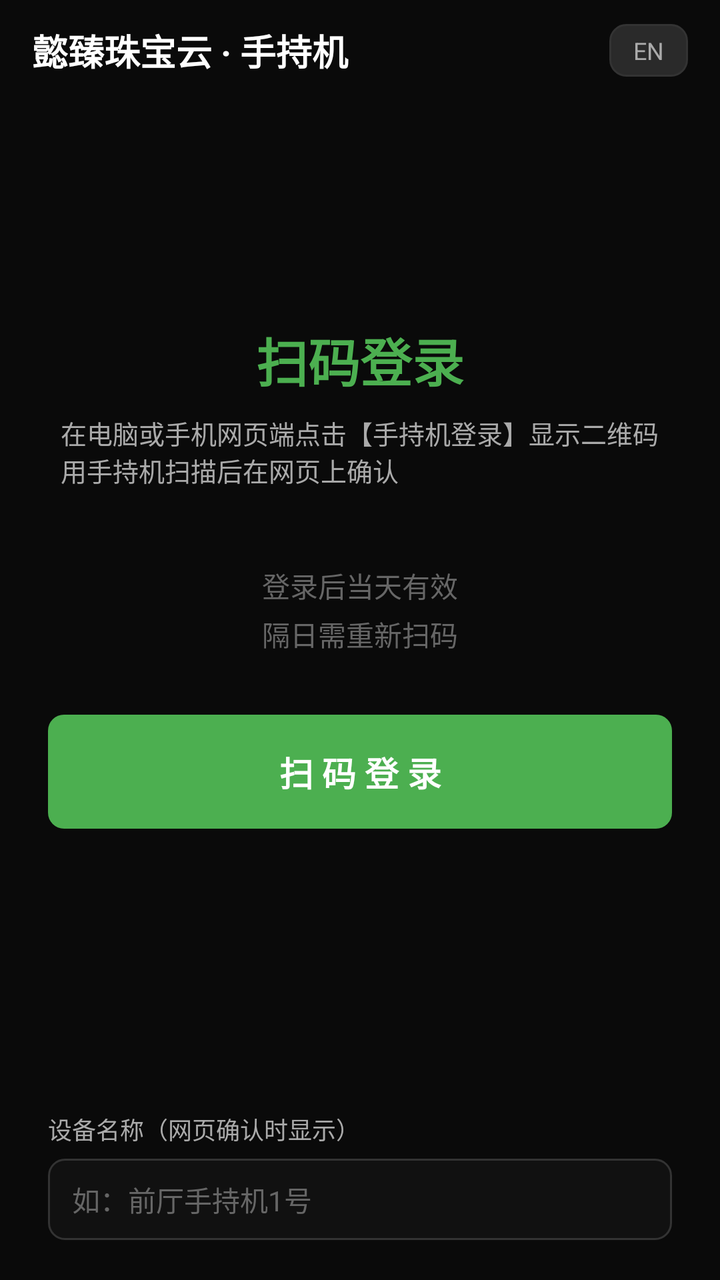
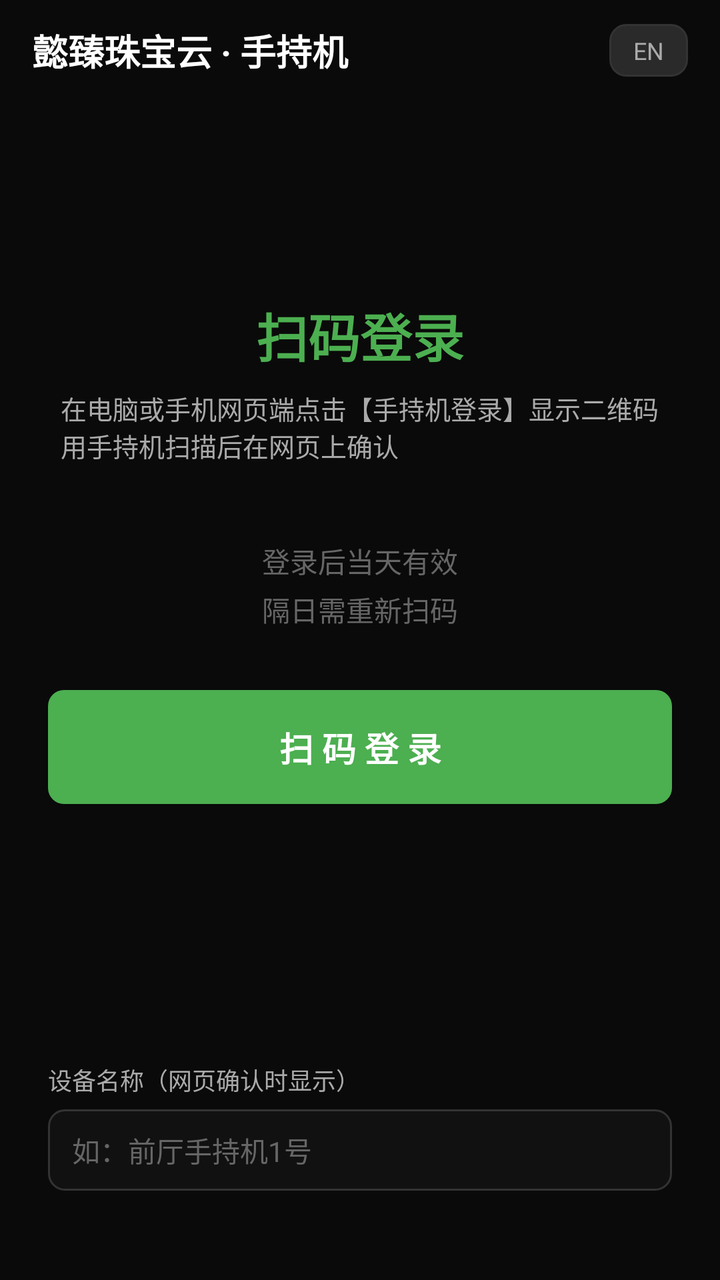

The first picture is an Android layout as it rendered before a commit; the second is the same layout after the commit. The layout source and the unified diff follow.
<!-- AndroidManifest.xml: application theme Theme.Rfid -->
<!-- res/layout/activity_login.xml -->
<?xml version="1.0" encoding="utf-8"?>
<LinearLayout xmlns:android="http://schemas.android.com/apk/res/android"
    android:layout_width="match_parent"
    android:layout_height="match_parent"
    android:orientation="vertical"
    android:background="@color/bg"
    android:fitsSystemWindows="true">

    <LinearLayout
        android:layout_width="match_parent"
        android:layout_height="wrap_content"
        android:orientation="horizontal"
        android:gravity="center_vertical"
        android:paddingHorizontal="16dp"
        android:paddingVertical="12dp">

        <TextView
            android:layout_width="0dp"
            android:layout_height="wrap_content"
            android:layout_weight="1"
            android:text="@string/app_title"
            android:textColor="@color/text_primary"
            android:textSize="18sp"
            android:textStyle="bold" />

        <TextView
            android:id="@+id/btnLang"
            android:layout_width="wrap_content"
            android:layout_height="wrap_content"
            android:background="@drawable/bg_btn_dark"
            android:paddingHorizontal="12dp"
            android:paddingVertical="5dp"
            android:text="@string/lang_switch"
            android:textColor="@color/text_secondary"
            android:textSize="12sp" />
    </LinearLayout>

    <LinearLayout
        android:layout_width="match_parent"
        android:layout_height="0dp"
        android:layout_weight="1"
        android:orientation="vertical"
        android:gravity="center"
        android:paddingHorizontal="24dp">

        <TextView
            android:layout_width="wrap_content"
            android:layout_height="wrap_content"
            android:text="@string/login_title"
            android:textColor="@color/green"
            android:textSize="26sp"
            android:textStyle="bold" />

        <TextView
            android:layout_width="wrap_content"
            android:layout_height="wrap_content"
            android:layout_marginTop="8dp"
            android:text="@string/login_sub"
            android:textColor="@color/text_secondary"
            android:textSize="13sp" />

        <TextView
            android:id="@+id/tvLoginStatus"
            android:layout_width="match_parent"
            android:layout_height="wrap_content"
            android:layout_marginTop="28dp"
            android:gravity="center"
            android:text="@string/login_status_idle"
            android:textColor="@color/text_hint"
            android:textSize="14sp"
            android:lineSpacingExtra="4dp"
            android:minLines="3" />

        <TextView
            android:id="@+id/btnScanLogin"
            android:layout_width="match_parent"
            android:layout_height="wrap_content"
            android:layout_marginTop="20dp"
            android:background="@drawable/bg_btn_green"
            android:gravity="center"
            android:paddingVertical="16dp"
            android:text="@string/login_scan_btn"
            android:textColor="#FFFFFF"
            android:textSize="17sp"
            android:textStyle="bold" />

        <TextView
            android:id="@+id/tvServer"
            android:layout_width="match_parent"
            android:layout_height="wrap_content"
            android:layout_marginTop="16dp"
            android:gravity="center"
            android:textColor="@color/text_hint"
            android:textSize="11sp" />
    </LinearLayout>

    <LinearLayout
        android:layout_width="match_parent"
        android:layout_height="wrap_content"
        android:orientation="vertical"
        android:paddingHorizontal="24dp"
        android:paddingBottom="20dp">

        <TextView
            android:layout_width="wrap_content"
            android:layout_height="wrap_content"
            android:text="@string/login_device_name"
            android:textColor="@color/text_secondary"
            android:textSize="12sp" />

        <EditText
            android:id="@+id/etDeviceName"
            android:layout_width="match_parent"
            android:layout_height="wrap_content"
            android:layout_marginTop="6dp"
            android:background="@drawable/bg_input"
            android:hint="@string/login_device_name_hint"
            android:inputType="text"
            android:maxLength="24"
            android:paddingHorizontal="12dp"
            android:paddingVertical="10dp"
            android:singleLine="true"
            android:textColor="@color/text_primary"
            android:textColorHint="@color/text_hint"
            android:textSize="14sp" />
    </LinearLayout>
</LinearLayout>
<!-- resources referenced by this layout -->
<resources>
  <color name="bg">#0A0A0A</color>
  <color name="green">#4CAF50</color>
  <color name="text_hint">#666666</color>
  <color name="text_primary">#FFFFFF</color>
  <color name="text_secondary">#AAAAAA</color>
  <!-- drawable bg_btn_dark (drawable) -->
  <?xml version="1.0" encoding="utf-8"?>
  <shape xmlns:android="http://schemas.android.com/apk/res/android" android:shape="rectangle">
      <solid android:color="#2A2A2A" />
      <corners android:radius="8dp" />
      <stroke android:width="1dp" android:color="@color/input_stroke" />
  </shape>
  <!-- drawable bg_btn_green (drawable) -->
  <?xml version="1.0" encoding="utf-8"?>
  <shape xmlns:android="http://schemas.android.com/apk/res/android" android:shape="rectangle">
      <solid android:color="@color/green" />
      <corners android:radius="8dp" />
  </shape>
  <!-- drawable bg_input (drawable) -->
  <?xml version="1.0" encoding="utf-8"?>
  <shape xmlns:android="http://schemas.android.com/apk/res/android" android:shape="rectangle">
      <solid android:color="@color/input_bg" />
      <corners android:radius="8dp" />
      <stroke android:width="1dp" android:color="@color/input_stroke" />
  </shape>
  <string name="app_title">懿臻珠宝云 · 手持机</string>
  <string name="lang_switch">EN</string>
  <string name="login_device_name">设备名称（网页确认时显示）</string>
  <string name="login_device_name_hint">如：前厅手持机1号</string>
  <string name="login_scan_btn">扫 码 登 录</string>
  <string name="login_status_idle">登录后当天有效\n隔日需重新扫码</string>
  <string name="login_sub">在电脑或手机网页端点击【手持机登录】显示二维码\n用手持机扫描后在网页上确认</string>
  <string name="login_title">扫码登录</string>
  <style name="Theme.Rfid" parent="Theme.MaterialComponents.NoActionBar">
          <item name="colorPrimary">@color/green</item>
          <item name="colorPrimaryDark">@color/green_dark</item>
          <item name="colorAccent">@color/green</item>
          <item name="android:windowBackground">@color/bg</item>
          <item name="android:statusBarColor">@color/bg</item>
          <item name="android:navigationBarColor">@color/bg</item>
          <item name="android:textColor">@color/text_primary</item>
          <item name="alertDialogTheme">@style/Theme.Rfid.Dialog</item>
      </style>
  <color name="input_stroke">#333333</color>
  <color name="input_bg">#111111</color>
  <color name="green_dark">#2E7D32</color>
  <style name="Theme.Rfid.Dialog" parent="ThemeOverlay.MaterialComponents.Dialog.Alert">
          <item name="colorPrimary">@color/green</item>
          <item name="colorAccent">@color/green</item>
          <item name="android:windowBackground">@color/card</item>
          <item name="android:textColorPrimary">@color/text_primary</item>
      </style>
  <color name="card">#1A1A1A</color>
</resources>

<!-- the commit's change to res/layout/activity_login.xml (unified diff, before → after) -->
@@ -123,5 +123,14 @@
             android:textColor="@color/text_primary"
             android:textColorHint="@color/text_hint"
             android:textSize="14sp" />
+
+        <TextView
+            android:id="@+id/tvAppVer"
+            android:layout_width="match_parent"
+            android:layout_height="wrap_content"
+            android:layout_marginTop="10dp"
+            android:gravity="center"
+            android:textColor="@color/text_hint"
+            android:textSize="11sp" />
     </LinearLayout>
 </LinearLayout>
